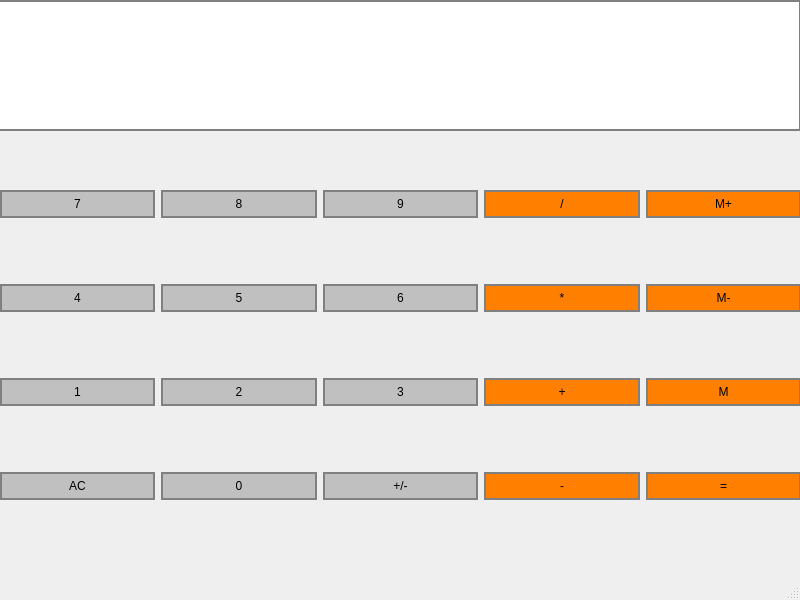
First picture: the form in Calculator_Project/calculator.ui, repository BartlomiejGajdur/QT, before the edit.
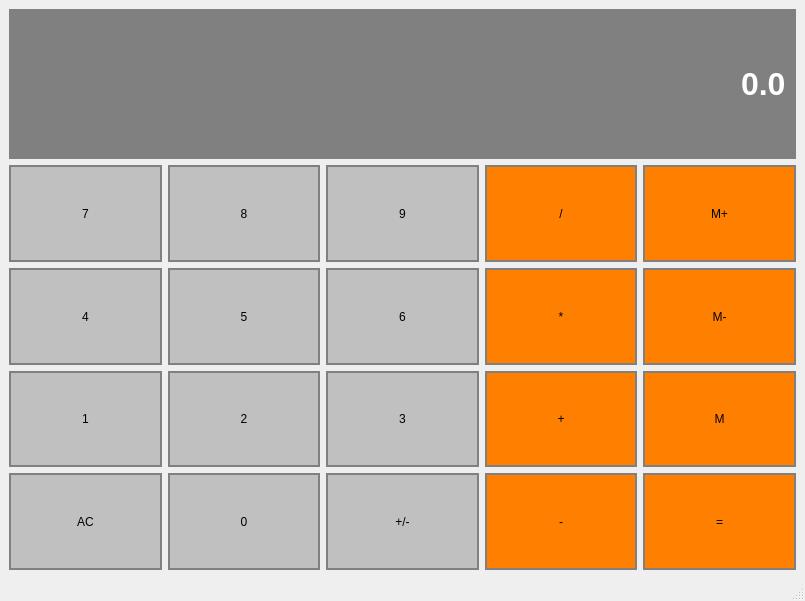
Second picture: the form after the edit.

Commit message: Connecting signals

The edit to the form file:
```diff
--- a/Calculator_Project/calculator.ui
+++ b/Calculator_Project/calculator.ui
@@ -6,26 +6,314 @@
    <rect>
     <x>0</x>
     <y>0</y>
-    <width>800</width>
-    <height>600</height>
+    <width>805</width>
+    <height>601</height>
    </rect>
   </property>
   <property name="windowTitle">
    <string>Calculator</string>
   </property>
   <widget class="QWidget" name="centralwidget">
-   <widget class="QWidget" name="gridLayoutWidget">
-    <property name="geometry">
-     <rect>
-      <x>0</x>
-      <y>130</y>
-      <width>801</width>
-      <height>431</height>
-     </rect>
-    </property>
     <layout class="QGridLayout" name="gridLayout">
+    <item row="0" column="0">
+     <widget class="QLineEdit" name="Display">
+      <property name="sizePolicy">
+       <sizepolicy hsizetype="Preferred" vsizetype="Expanding">
+        <horstretch>0</horstretch>
+        <verstretch>0</verstretch>
+       </sizepolicy>
+      </property>
+      <property name="maximumSize">
+       <size>
+        <width>16777215</width>
+        <height>150</height>
+       </size>
+      </property>
+      <property name="font">
+       <font>
+        <family>Arial</family>
+        <pointsize>24</pointsize>
+        <bold>true</bold>
+       </font>
+      </property>
+      <property name="styleSheet">
+       <string notr="true">QLineEdit{
+	background-color: gray;
+	border: 2px solid gray;
+	padding: 5px;
+	color: #ffffff;
+}</string>
+      </property>
+      <property name="text">
+       <string>0.0</string>
+      </property>
+      <property name="alignment">
+       <set>Qt::AlignRight|Qt::AlignTrailing|Qt::AlignVCenter</set>
+      </property>
+     </widget>
+    </item>
+    <item row="1" column="0">
+     <layout class="QGridLayout" name="Layout">
+      <item row="0" column="2">
+       <widget class="QPushButton" name="Button9">
+        <property name="sizePolicy">
+         <sizepolicy hsizetype="Preferred" vsizetype="Expanding">
+          <horstretch>0</horstretch>
+          <verstretch>0</verstretch>
+         </sizepolicy>
+        </property>
+        <property name="styleSheet">
+         <string notr="true">QPushButton{
+	background-color: #C0C0C0;
+	border: 2px solid gray;
+	padding: 5px;
+	color: black;
+}
+
+QPushButton:pressed{
+	background-color: #A9A9A9;
+	border: 2px solid gray;
+	padding: 5px;
+	color: black;
+}</string>
+        </property>
+        <property name="text">
+         <string>9</string>
+        </property>
+       </widget>
+      </item>
+      <item row="2" column="1">
+       <widget class="QPushButton" name="Button2">
+        <property name="sizePolicy">
+         <sizepolicy hsizetype="Preferred" vsizetype="Expanding">
+          <horstretch>0</horstretch>
+          <verstretch>0</verstretch>
+         </sizepolicy>
+        </property>
+        <property name="styleSheet">
+         <string notr="true">QPushButton{
+	background-color: #C0C0C0;
+	border: 2px solid gray;
+	padding: 5px;
+	color: black;
+}
+
+QPushButton:pressed{
+	background-color: #A9A9A9;
+	border: 2px solid gray;
+	padding: 5px;
+	color: black;
+}</string>
+        </property>
+        <property name="text">
+         <string>2</string>
+        </property>
+       </widget>
+      </item>
+      <item row="2" column="3">
+       <widget class="QPushButton" name="Add">
+        <property name="sizePolicy">
+         <sizepolicy hsizetype="Preferred" vsizetype="Expanding">
+          <horstretch>0</horstretch>
+          <verstretch>0</verstretch>
+         </sizepolicy>
+        </property>
+        <property name="styleSheet">
+         <string notr="true">QPushButton{
+	background-color: #FF8000;
+	border: 2px solid gray;
+	padding: 5px;
+	color: black;
+}
+
+QPushButton:pressed{
+	background-color: #A9A9A9;
+	border: 2px solid gray;
+	padding: 5px;
+	color: black;
+}</string>
+        </property>
+        <property name="text">
+         <string>+</string>
+        </property>
+       </widget>
+      </item>
+      <item row="3" column="4">
+       <widget class="QPushButton" name="Equals">
+        <property name="sizePolicy">
+         <sizepolicy hsizetype="Preferred" vsizetype="Expanding">
+          <horstretch>0</horstretch>
+          <verstretch>0</verstretch>
+         </sizepolicy>
+        </property>
+        <property name="styleSheet">
+         <string notr="true">QPushButton{
+	background-color: #FF8000;
+	border: 2px solid gray;
+	padding: 5px;
+	color: black;
+}
+
+QPushButton:pressed{
+	background-color: #A9A9A9;
+	border: 2px solid gray;
+	padding: 5px;
+	color: black;
+}</string>
+        </property>
+        <property name="text">
+         <string>=</string>
+        </property>
+       </widget>
+      </item>
+      <item row="3" column="2">
+       <widget class="QPushButton" name="ChangeSign">
+        <property name="sizePolicy">
+         <sizepolicy hsizetype="Preferred" vsizetype="Expanding">
+          <horstretch>0</horstretch>
+          <verstretch>0</verstretch>
+         </sizepolicy>
+        </property>
+        <property name="styleSheet">
+         <string notr="true">QPushButton{
+	background-color: #C0C0C0;
+	border: 2px solid gray;
+	padding: 5px;
+	color: black;
+}
+
+QPushButton:pressed{
+	background-color: #A9A9A9;
+	border: 2px solid gray;
+	padding: 5px;
+	color: black;
+}</string>
+        </property>
+        <property name="text">
+         <string>+/-</string>
+        </property>
+       </widget>
+      </item>
+      <item row="1" column="3">
+       <widget class="QPushButton" name="Multiply">
+        <property name="sizePolicy">
+         <sizepolicy hsizetype="Preferred" vsizetype="Expanding">
+          <horstretch>0</horstretch>
+          <verstretch>0</verstretch>
+         </sizepolicy>
+        </property>
+        <property name="styleSheet">
+         <string notr="true">QPushButton{
+	background-color: #FF8000;
+	border: 2px solid gray;
+	padding: 5px;
+	color: black;
+}
+
+QPushButton:pressed{
+	background-color: #A9A9A9;
+	border: 2px solid gray;
+	padding: 5px;
+	color: black;
+}</string>
+        </property>
+        <property name="text">
+         <string>*</string>
+        </property>
+       </widget>
+      </item>
+      <item row="1" column="1">
+       <widget class="QPushButton" name="Button5">
+        <property name="sizePolicy">
+         <sizepolicy hsizetype="Preferred" vsizetype="Expanding">
+          <horstretch>0</horstretch>
+          <verstretch>0</verstretch>
+         </sizepolicy>
+        </property>
+        <property name="styleSheet">
+         <string notr="true">QPushButton{
+	background-color: #C0C0C0;
+	border: 2px solid gray;
+	padding: 5px;
+	color: black;
+}
+
+QPushButton:pressed{
+	background-color: #A9A9A9;
+	border: 2px solid gray;
+	padding: 5px;
+	color: black;
+}</string>
+        </property>
+        <property name="text">
+         <string>5</string>
+        </property>
+       </widget>
+      </item>
+      <item row="1" column="2">
+       <widget class="QPushButton" name="Button6">
+        <property name="sizePolicy">
+         <sizepolicy hsizetype="Preferred" vsizetype="Expanding">
+          <horstretch>0</horstretch>
+          <verstretch>0</verstretch>
+         </sizepolicy>
+        </property>
+        <property name="styleSheet">
+         <string notr="true">QPushButton{
+	background-color: #C0C0C0;
+	border: 2px solid gray;
+	padding: 5px;
+	color: black;
+}
+
+QPushButton:pressed{
+	background-color: #A9A9A9;
+	border: 2px solid gray;
+	padding: 5px;
+	color: black;
+}</string>
+        </property>
+        <property name="text">
+         <string>6</string>
+        </property>
+       </widget>
+      </item>
+      <item row="0" column="0">
+       <widget class="QPushButton" name="Button7">
+        <property name="sizePolicy">
+         <sizepolicy hsizetype="Preferred" vsizetype="Expanding">
+          <horstretch>0</horstretch>
+          <verstretch>0</verstretch>
+         </sizepolicy>
+        </property>
+        <property name="styleSheet">
+         <string notr="true">QPushButton{
+	background-color: #C0C0C0;
+	border: 2px solid gray;
+	padding: 5px;
+	color: black;
+}
+
+QPushButton:pressed{
+	background-color: #A9A9A9;
+	border: 2px solid gray;
+	padding: 5px;
+	color: black;
+}</string>
+        </property>
+        <property name="text">
+         <string>7</string>
+        </property>
+       </widget>
+      </item>
      <item row="0" column="4">
       <widget class="QPushButton" name="MemAdd">
+        <property name="sizePolicy">
+         <sizepolicy hsizetype="Preferred" vsizetype="Expanding">
+          <horstretch>0</horstretch>
+          <verstretch>0</verstretch>
+         </sizepolicy>
+        </property>
        <property name="styleSheet">
         <string notr="true">QPushButton{
 	background-color: #FF8000;
@@ -46,8 +334,42 @@
        </property>
       </widget>
      </item>
+      <item row="1" column="0">
+       <widget class="QPushButton" name="Button4">
+        <property name="sizePolicy">
+         <sizepolicy hsizetype="Preferred" vsizetype="Expanding">
+          <horstretch>0</horstretch>
+          <verstretch>0</verstretch>
+         </sizepolicy>
+        </property>
+        <property name="styleSheet">
+         <string notr="true">QPushButton{
+	background-color: #C0C0C0;
+	border: 2px solid gray;
+	padding: 5px;
+	color: black;
+}
+
+QPushButton:pressed{
+	background-color: #A9A9A9;
+	border: 2px solid gray;
+	padding: 5px;
+	color: black;
+}</string>
+        </property>
+        <property name="text">
+         <string>4</string>
+        </property>
+       </widget>
+      </item>
      <item row="3" column="0">
       <widget class="QPushButton" name="Clear">
+        <property name="sizePolicy">
+         <sizepolicy hsizetype="Preferred" vsizetype="Expanding">
+          <horstretch>0</horstretch>
+          <verstretch>0</verstretch>
+         </sizepolicy>
+        </property>
        <property name="styleSheet">
         <string notr="true">QPushButton{
 	background-color: #C0C0C0;
@@ -68,30 +390,14 @@
        </property>
       </widget>
      </item>
-     <item row="0" column="3">
-      <widget class="QPushButton" name="Divide">
-       <property name="styleSheet">
-        <string notr="true">QPushButton{
-	background-color: #FF8000;
-	border: 2px solid gray;
-	padding: 5px;
-	color: black;
-}
-
-QPushButton:pressed{
-	background-color: #A9A9A9;
-	border: 2px solid gray;
-	padding: 5px;
-	color: black;
-}</string>
-       </property>
-       <property name="text">
-        <string>/</string>
-       </property>
-      </widget>
-     </item>
-     <item row="2" column="3">
-      <widget class="QPushButton" name="Add">
+      <item row="3" column="3">
+       <widget class="QPushButton" name="Substract">
+        <property name="sizePolicy">
+         <sizepolicy hsizetype="Preferred" vsizetype="Expanding">
+          <horstretch>0</horstretch>
+          <verstretch>0</verstretch>
+         </sizepolicy>
+        </property>
        <property name="styleSheet">
         <string notr="true">QPushButton{
 	background-color: #FF8000;
@@ -108,56 +414,18 @@
 }</string>
        </property>
        <property name="text">
-        <string>+</string>
-       </property>
-      </widget>
-     </item>
-     <item row="1" column="4">
-      <widget class="QPushButton" name="MemClear">
-       <property name="styleSheet">
-        <string notr="true">QPushButton{
-	background-color: #FF8000;
-	border: 2px solid gray;
-	padding: 5px;
-	color: black;
-}
-
-QPushButton:pressed{
-	background-color: #A9A9A9;
-	border: 2px solid gray;
-	padding: 5px;
-	color: black;
-}</string>
-       </property>
-       <property name="text">
-        <string>M-</string>
-       </property>
-      </widget>
-     </item>
-     <item row="2" column="0">
-      <widget class="QPushButton" name="Button1">
-       <property name="styleSheet">
-        <string notr="true">QPushButton{
-	background-color: #C0C0C0;
-	border: 2px solid gray;
-	padding: 5px;
-	color: black;
-}
-
-QPushButton:pressed{
-	background-color: #A9A9A9;
-	border: 2px solid gray;
-	padding: 5px;
-	color: black;
-}</string>
-       </property>
-       <property name="text">
-        <string>1</string>
+         <string>-</string>
        </property>
       </widget>
      </item>
      <item row="2" column="4">
       <widget class="QPushButton" name="MemGet">
+        <property name="sizePolicy">
+         <sizepolicy hsizetype="Preferred" vsizetype="Expanding">
+          <horstretch>0</horstretch>
+          <verstretch>0</verstretch>
+         </sizepolicy>
+        </property>
        <property name="styleSheet">
         <string notr="true">QPushButton{
 	background-color: #FF8000;
@@ -180,6 +448,12 @@
      </item>
      <item row="3" column="1">
       <widget class="QPushButton" name="Button0">
+        <property name="sizePolicy">
+         <sizepolicy hsizetype="Preferred" vsizetype="Expanding">
+          <horstretch>0</horstretch>
+          <verstretch>0</verstretch>
+         </sizepolicy>
+        </property>
        <property name="styleSheet">
         <string notr="true">QPushButton{
 	background-color: #C0C0C0;
@@ -200,162 +474,14 @@
        </property>
       </widget>
      </item>
-     <item row="1" column="2">
-      <widget class="QPushButton" name="Button6">
-       <property name="styleSheet">
-        <string notr="true">QPushButton{
-	background-color: #C0C0C0;
-	border: 2px solid gray;
-	padding: 5px;
-	color: black;
-}
-
-QPushButton:pressed{
-	background-color: #A9A9A9;
-	border: 2px solid gray;
-	padding: 5px;
-	color: black;
-}</string>
-       </property>
-       <property name="text">
-        <string>6</string>
-       </property>
-      </widget>
-     </item>
-     <item row="0" column="2">
-      <widget class="QPushButton" name="Button9">
-       <property name="styleSheet">
-        <string notr="true">QPushButton{
-	background-color: #C0C0C0;
-	border: 2px solid gray;
-	padding: 5px;
-	color: black;
-}
-
-QPushButton:pressed{
-	background-color: #A9A9A9;
-	border: 2px solid gray;
-	padding: 5px;
-	color: black;
-}</string>
-       </property>
-       <property name="text">
-        <string>9</string>
-       </property>
-      </widget>
-     </item>
-     <item row="0" column="1">
-      <widget class="QPushButton" name="Button8">
-       <property name="styleSheet">
-        <string notr="true">QPushButton{
-	background-color: #C0C0C0;
-	border: 2px solid gray;
-	padding: 5px;
-	color: black;
-}
-
-QPushButton:pressed{
-	background-color: #A9A9A9;
-	border: 2px solid gray;
-	padding: 5px;
-	color: black;
-}</string>
-       </property>
-       <property name="text">
-        <string>8</string>
-       </property>
-      </widget>
-     </item>
-     <item row="0" column="0">
-      <widget class="QPushButton" name="Button7">
-       <property name="styleSheet">
-        <string notr="true">QPushButton{
-	background-color: #C0C0C0;
-	border: 2px solid gray;
-	padding: 5px;
-	color: black;
-}
-
-QPushButton:pressed{
-	background-color: #A9A9A9;
-	border: 2px solid gray;
-	padding: 5px;
-	color: black;
-}</string>
-       </property>
-       <property name="text">
-        <string>7</string>
-       </property>
-      </widget>
-     </item>
-     <item row="3" column="3">
-      <widget class="QPushButton" name="Substract">
-       <property name="styleSheet">
-        <string notr="true">QPushButton{
-	background-color: #FF8000;
-	border: 2px solid gray;
-	padding: 5px;
-	color: black;
-}
-
-QPushButton:pressed{
-	background-color: #A9A9A9;
-	border: 2px solid gray;
-	padding: 5px;
-	color: black;
-}</string>
-       </property>
-       <property name="text">
-        <string>-</string>
-       </property>
-      </widget>
-     </item>
-     <item row="1" column="3">
-      <widget class="QPushButton" name="Multiply">
-       <property name="styleSheet">
-        <string notr="true">QPushButton{
-	background-color: #FF8000;
-	border: 2px solid gray;
-	padding: 5px;
-	color: black;
-}
-
-QPushButton:pressed{
-	background-color: #A9A9A9;
-	border: 2px solid gray;
-	padding: 5px;
-	color: black;
-}</string>
-       </property>
-       <property name="text">
-        <string>*</string>
-       </property>
-      </widget>
-     </item>
-     <item row="2" column="1">
-      <widget class="QPushButton" name="Button2">
-       <property name="styleSheet">
-        <string notr="true">QPushButton{
-	background-color: #C0C0C0;
-	border: 2px solid gray;
-	padding: 5px;
-	color: black;
-}
-
-QPushButton:pressed{
-	background-color: #A9A9A9;
-	border: 2px solid gray;
-	padding: 5px;
-	color: black;
-}</string>
-       </property>
-       <property name="text">
-        <string>2</string>
-       </property>
-      </widget>
-     </item>
      <item row="2" column="2">
       <widget class="QPushButton" name="Button3">
+        <property name="sizePolicy">
+         <sizepolicy hsizetype="Preferred" vsizetype="Expanding">
+          <horstretch>0</horstretch>
+          <verstretch>0</verstretch>
+         </sizepolicy>
+        </property>
        <property name="styleSheet">
         <string notr="true">QPushButton{
 	background-color: #C0C0C0;
@@ -376,8 +502,14 @@
        </property>
       </widget>
      </item>
-     <item row="1" column="0">
-      <widget class="QPushButton" name="Button4">
+      <item row="2" column="0">
+       <widget class="QPushButton" name="Button1">
+        <property name="sizePolicy">
+         <sizepolicy hsizetype="Preferred" vsizetype="Expanding">
+          <horstretch>0</horstretch>
+          <verstretch>0</verstretch>
+         </sizepolicy>
+        </property>
        <property name="styleSheet">
         <string notr="true">QPushButton{
 	background-color: #C0C0C0;
@@ -394,12 +526,18 @@
 }</string>
        </property>
        <property name="text">
-        <string>4</string>
+         <string>1</string>
        </property>
       </widget>
      </item>
-     <item row="3" column="2">
-      <widget class="QPushButton" name="ChangeSign">
+      <item row="0" column="1">
+       <widget class="QPushButton" name="Button8">
+        <property name="sizePolicy">
+         <sizepolicy hsizetype="Preferred" vsizetype="Expanding">
+          <horstretch>0</horstretch>
+          <verstretch>0</verstretch>
+         </sizepolicy>
+        </property>
        <property name="styleSheet">
         <string notr="true">QPushButton{
 	background-color: #C0C0C0;
@@ -416,15 +554,21 @@
 }</string>
        </property>
        <property name="text">
-        <string>+/-</string>
+         <string>8</string>
        </property>
       </widget>
      </item>
-     <item row="1" column="1">
-      <widget class="QPushButton" name="Button5">
+      <item row="1" column="4">
+       <widget class="QPushButton" name="MemClear">
+        <property name="sizePolicy">
+         <sizepolicy hsizetype="Preferred" vsizetype="Expanding">
+          <horstretch>0</horstretch>
+          <verstretch>0</verstretch>
+         </sizepolicy>
+        </property>
        <property name="styleSheet">
         <string notr="true">QPushButton{
-	background-color: #C0C0C0;
+	background-color: #FF8000;
 	border: 2px solid gray;
 	padding: 5px;
 	color: black;
@@ -438,12 +582,18 @@
 }</string>
        </property>
        <property name="text">
-        <string>5</string>
+         <string>M-</string>
        </property>
       </widget>
      </item>
-     <item row="3" column="4">
-      <widget class="QPushButton" name="Equals">
+      <item row="0" column="3">
+       <widget class="QPushButton" name="Divide">
+        <property name="sizePolicy">
+         <sizepolicy hsizetype="Preferred" vsizetype="Expanding">
+          <horstretch>0</horstretch>
+          <verstretch>0</verstretch>
+         </sizepolicy>
+        </property>
        <property name="styleSheet">
         <string notr="true">QPushButton{
 	background-color: #FF8000;
@@ -460,49 +610,13 @@
 }</string>
        </property>
        <property name="text">
-        <string>=</string>
+         <string>/</string>
        </property>
       </widget>
      </item>
     </layout>
-   </widget>
-   <widget class="QLineEdit" name="Display">
-    <property name="geometry">
-     <rect>
-      <x>-10</x>
-      <y>0</y>
-      <width>811</width>
-      <height>131</height>
-     </rect>
-    </property>
-    <property name="sizePolicy">
-     <sizepolicy hsizetype="Preferred" vsizetype="Expanding">
-      <horstretch>0</horstretch>
-      <verstretch>0</verstretch>
-     </sizepolicy>
-    </property>
-    <property name="font">
-     <font>
-      <family>Arial</family>
-      <pointsize>24</pointsize>
-      <bold>true</bold>
-     </font>
-    </property>
-    <property name="styleSheet">
-     <string notr="true">QLineEdit{
-	background-color: #gray;
-	border: 2px solid gray;
-	padding: 5px;
-	color: #ffffff;
-}</string>
-    </property>
-    <property name="text">
-     <string>0.0</string>
-    </property>
-    <property name="alignment">
-     <set>Qt::AlignRight|Qt::AlignTrailing|Qt::AlignVCenter</set>
-    </property>
-   </widget>
+    </item>
+   </layout>
   </widget>
   <widget class="QMenuBar" name="menubar">
    <property name="geometry">
```
Left out of the diff: 2 changed lines with no effect on the pictures. Lines whose indentation alone changed are shown as unchanged. The commit also changes 2 other files.
